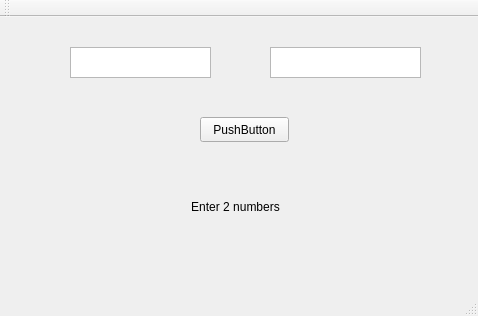
Old version of the form mainwindow.ui in the repository OchiengHosea/Cpp-Lang.
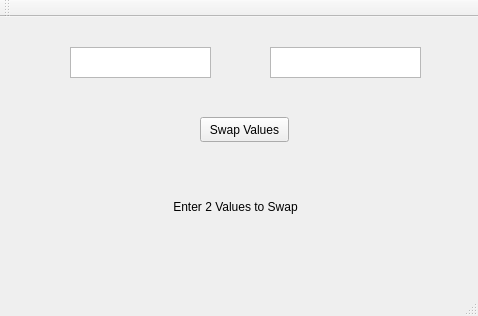
New version of the form.

Diff of the .ui file:
```diff
--- a/mainwindow.ui
+++ b/mainwindow.ui
@@ -24,7 +24,7 @@
      </rect>
     </property>
     <property name="text">
-     <string>PushButton</string>
+     <string>Swap Values</string>
     </property>
    </widget>
    <widget class="QLabel" name="label">
@@ -40,7 +40,7 @@
      <enum>Qt::TabFocus</enum>
     </property>
     <property name="text">
-     <string>Enter 2 numbers</string>
+     <string>Enter 2 Values to Swap</string>
     </property>
     <property name="alignment">
      <set>Qt::AlignCenter</set>
```
Left out of the diff: 8 changed lines with no effect on the pictures.
